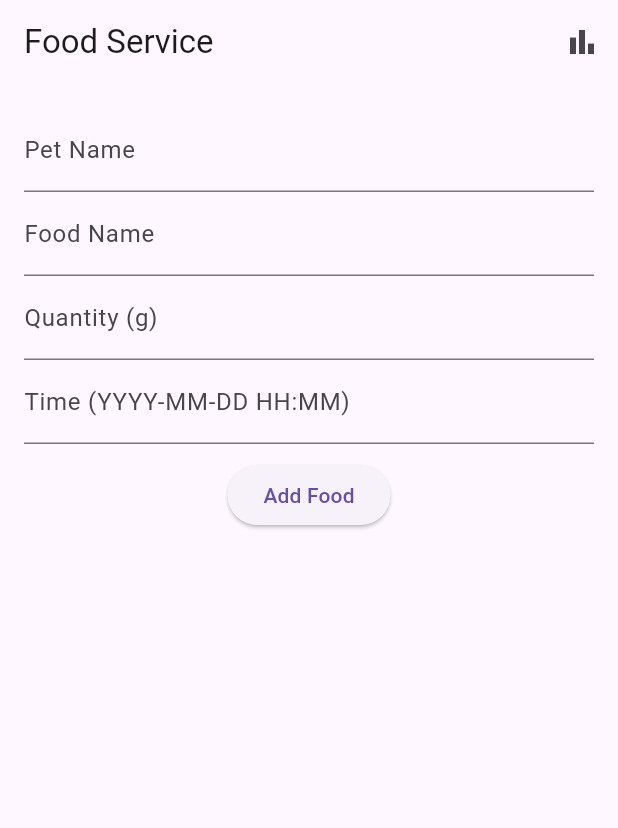
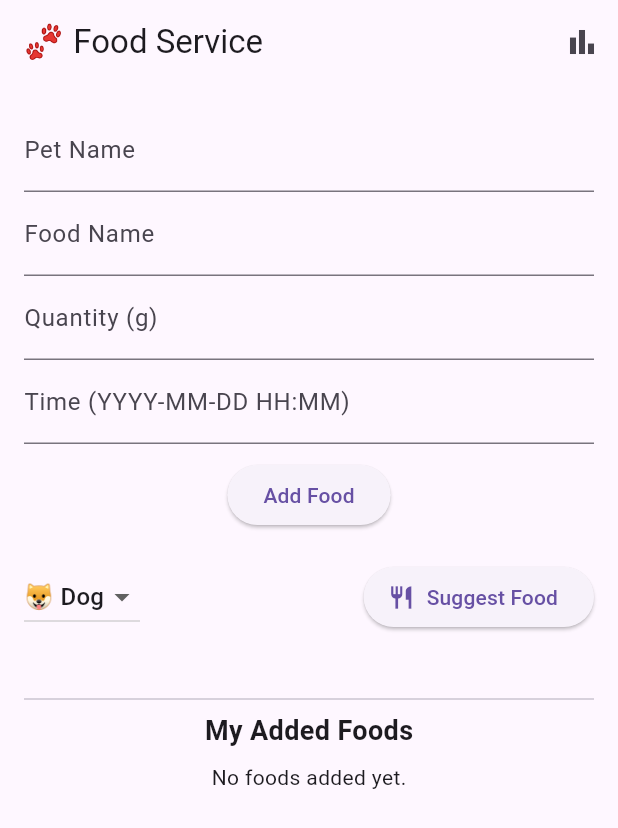
Before and after one commit to Itssafa/projet-mobile, a Flutter app: the screen it shows after launch, on a phone screen of 412 x 824 dp. Shown: the top 828 px of the screen. Run offline on Flutter 3.47's test engine with Material 3 defaults, Android fonts, the phone set to English and light mode, and no system bars; our stand-ins replace get, hive, hive_flutter; accounts and stored records are empty.

Commit message:
last commit - final working version with Hive CRUD

```diff
--- a/lib/features/food/views/food_screen.dart
+++ b/lib/features/food/views/food_screen.dart
@@ -1,4 +1,8 @@
 import 'package:flutter/material.dart';
+import 'package:http/http.dart' as http;
+import 'dart:convert';
+import 'dart:math';
+
 import '../controller/food_controller.dart';
 import '../models/food.dart';
 
@@ -11,21 +15,33 @@ class FoodScreen extends StatefulWidget {
 
 class _FoodScreenState extends State<FoodScreen> {
   final FoodController controller = FoodController();
+
   final petCtrl = TextEditingController();
   final foodCtrl = TextEditingController();
   final qtyCtrl = TextEditingController();
   final timeCtrl = TextEditingController();
 
+  String selectedAnimal = "dog";
+  Map<String, dynamic>? _suggestedMeal;
+  bool _loadingSuggestion = false;
+
+  // 🐾 Add food locally
   void _addFood() async {
     if (petCtrl.text.isEmpty ||
         foodCtrl.text.isEmpty ||
         qtyCtrl.text.isEmpty ||
-        timeCtrl.text.isEmpty) return;
+        timeCtrl.text.isEmpty) {
+      ScaffoldMessenger.of(context).showSnackBar(
+        const SnackBar(content: Text("Please fill in all fields.")),
+      );
+      return;
+    }
 
     final mealTime = DateTime.tryParse(timeCtrl.text);
     if (mealTime == null) {
       ScaffoldMessenger.of(context).showSnackBar(
-        const SnackBar(content: Text("Invalid date format. Use YYYY-MM-DD HH:MM")),
+        const SnackBar(
+            content: Text("Invalid date format. Use YYYY-MM-DD HH:MM")),
       );
       return;
     }
@@ -37,14 +53,14 @@ class _FoodScreenState extends State<FoodScreen> {
       time: mealTime,
     ));
 
-    setState(() {
-      petCtrl.clear();
-      foodCtrl.clear();
-      qtyCtrl.clear();
-      timeCtrl.clear();
-    });
+    setState(() {});
+    petCtrl.clear();
+    foodCtrl.clear();
+    qtyCtrl.clear();
+    timeCtrl.clear();
   }
 
+  // ✏️ Update food
   void _updateFood(Food food) {
     final petCtrl = TextEditingController(text: food.petName);
     final foodCtrl = TextEditingController(text: food.foodName);
@@ -73,7 +89,7 @@ class _FoodScreenState extends State<FoodScreen> {
               food.quantity = int.tryParse(qtyCtrl.text) ?? food.quantity;
               food.time = parsedTime;
               await controller.updateFood(food);
-              setState(() {}); // refresh UI
+              setState(() {});
               Navigator.pop(context);
             },
             child: const Text("Update"),
@@ -83,11 +99,13 @@ class _FoodScreenState extends State<FoodScreen> {
     );
   }
 
+  // 🗑 Delete
   void _deleteFood(Food food) async {
     await controller.deleteFood(food);
     setState(() {});
   }
 
+  // 📊 Stats
   void _showStats() {
     final stats = controller.getFoodStats();
     showDialog(
@@ -103,37 +121,165 @@ class _FoodScreenState extends State<FoodScreen> {
     );
   }
 
+  // 🐕‍🦺 Fetch random meal suggestion from OpenPetFoodFacts API
+  Future<void> _fetchSuggestedMeal() async {
+    setState(() {
+      _loadingSuggestion = true;
+      _suggestedMeal = null;
+    });
+
+    final url = Uri.parse(
+        'https://world.openpetfoodfacts.org/api/v2/search?categories_tags_en=${selectedAnimal}-food&fields=product_name,brands,ingredients_text,image_url&page_size=50');
+
+    try {
+      final response = await http.get(url);
+      if (response.statusCode == 200) {
+        final data = json.decode(response.body);
+        final products = data['products'] as List?;
+
+        if (products == null || products.isEmpty) {
+          ScaffoldMessenger.of(context).showSnackBar(
+            const SnackBar(content: Text("No meals found, try again.")),
+          );
+        } else {
+          final randomProduct = products[Random().nextInt(products.length)];
+          setState(() {
+            _suggestedMeal = {
+              "name": randomProduct['product_name'] ?? "Unknown meal",
+              "brand": randomProduct['brands'] ?? "Unknown brand",
+              "ingredients":
+              randomProduct['ingredients_text'] ?? "No ingredients listed",
+              "image": randomProduct['image_url'],
+            };
+          });
+        }
+      } else {
+        ScaffoldMessenger.of(context).showSnackBar(
+          const SnackBar(content: Text("Error fetching from API.")),
+        );
+      }
+    } catch (e) {
+      debugPrint("Error fetching API: $e");
+      ScaffoldMessenger.of(context).showSnackBar(
+        SnackBar(content: Text("Error: $e")),
+      );
+    }
+
+    setState(() {
+      _loadingSuggestion = false;
+    });
+  }
+
   @override
   Widget build(BuildContext context) {
     final foods = controller.getFoods();
+
     return Scaffold(
       appBar: AppBar(
-        title: const Text("Food Service "),
+        title: const Text("🐾 Food Service"),
         actions: [
-          IconButton(
-              icon: const Icon(Icons.bar_chart), onPressed: _showStats),
+          IconButton(icon: const Icon(Icons.bar_chart), onPressed: _showStats),
         ],
       ),
-      body: Padding(
+      body: SingleChildScrollView(
         padding: const EdgeInsets.all(16),
         child: Column(
           children: [
+            // --- Input Section ---
             TextField(controller: petCtrl, decoration: const InputDecoration(labelText: "Pet Name")),
             TextField(controller: foodCtrl, decoration: const InputDecoration(labelText: "Food Name")),
             TextField(controller: qtyCtrl, decoration: const InputDecoration(labelText: "Quantity (g)")),
             TextField(controller: timeCtrl, decoration: const InputDecoration(labelText: "Time (YYYY-MM-DD HH:MM)")),
             const SizedBox(height: 10),
             ElevatedButton(onPressed: _addFood, child: const Text("Add Food")),
-            const SizedBox(height: 10),
-            Expanded(
-              child: ListView.builder(
+            const SizedBox(height: 20),
+
+            // --- Pet Type + API Suggestion Section ---
+            Row(
+              mainAxisAlignment: MainAxisAlignment.spaceBetween,
+              children: [
+                DropdownButton<String>(
+                  value: selectedAnimal,
+                  items: const [
+                    DropdownMenuItem(value: "dog", child: Text("🐶 Dog")),
+                    DropdownMenuItem(value: "cat", child: Text("🐱 Cat")),
+                  ],
+                  onChanged: (val) {
+                    setState(() {
+                      selectedAnimal = val!;
+                      _suggestedMeal = null;
+                    });
+                  },
+                ),
+                ElevatedButton.icon(
+                  onPressed: _fetchSuggestedMeal,
+                  icon: const Icon(Icons.restaurant),
+                  label: const Text("Suggest Food"),
+                ),
+              ],
+            ),
+
+            const SizedBox(height: 16),
+
+            if (_loadingSuggestion)
+              const CircularProgressIndicator()
+            else if (_suggestedMeal != null)
+              Card(
+                elevation: 4,
+                shape: RoundedRectangleBorder(
+                    borderRadius: BorderRadius.circular(12)),
+                child: Padding(
+                  padding: const EdgeInsets.all(12),
+                  child: Column(
+                    crossAxisAlignment: CrossAxisAlignment.center,
+                    children: [
+                      if (_suggestedMeal!['image'] != null)
+                        ClipRRect(
+                          borderRadius: BorderRadius.circular(8),
+                          child: Image.network(
+                            _suggestedMeal!['image'],
+                            height: 150,
+                            fit: BoxFit.cover,
+                          ),
+                        ),
+                      const SizedBox(height: 8),
+                      Text(
+                        _suggestedMeal!['name'],
+                        style: const TextStyle(
+                            fontSize: 18, fontWeight: FontWeight.bold),
+                      ),
+                      Text("Brand: ${_suggestedMeal!['brand']}"),
+                      const SizedBox(height: 6),
+                      Text(
+                        "Ingredients: ${_suggestedMeal!['ingredients']}",
+                        textAlign: TextAlign.center,
+                      ),
+                    ],
+                  ),
+                ),
+              ),
+
+            const SizedBox(height: 20),
+
+            // --- Local food list ---
+            const Divider(),
+            const Text("My Added Foods",
+                style: TextStyle(fontWeight: FontWeight.bold, fontSize: 18)),
+            const SizedBox(height: 8),
+            if (foods.isEmpty)
+              const Text("No foods added yet.")
+            else
+              ListView.builder(
+                shrinkWrap: true,
+                physics: const NeverScrollableScrollPhysics(),
                 itemCount: foods.length,
                 itemBuilder: (context, i) {
                   final f = foods[i];
                   return Card(
                     child: ListTile(
                       title: Text("${f.petName} - ${f.foodName}"),
-                      subtitle: Text("Quantity: ${f.quantity}g | Time: ${f.time}"),
+                      subtitle: Text(
+                          "Quantity: ${f.quantity}g | Time: ${f.time.toString().split('.').first}"),
                       trailing: Row(
                         mainAxisSize: MainAxisSize.min,
                         children: [
@@ -149,7 +295,6 @@ class _FoodScreenState extends State<FoodScreen> {
                   );
                 },
               ),
-            ),
           ],
         ),
       ),
--- a/pubspec.yaml
+++ b/pubspec.yaml
@@ -13,6 +13,7 @@ dependencies:
   flutter:
     sdk: flutter
   smooth_page_indicator: ^1.1.8
+  http: ^1.2.2
   hive: ^2.2.3
   hive_flutter: ^1.1.0
   path_provider: ^2.1.2
```
Also changed, not shown: lib/features/food/controller/api_service.dart (added, +30 -0 lines), pubspec.lock.
